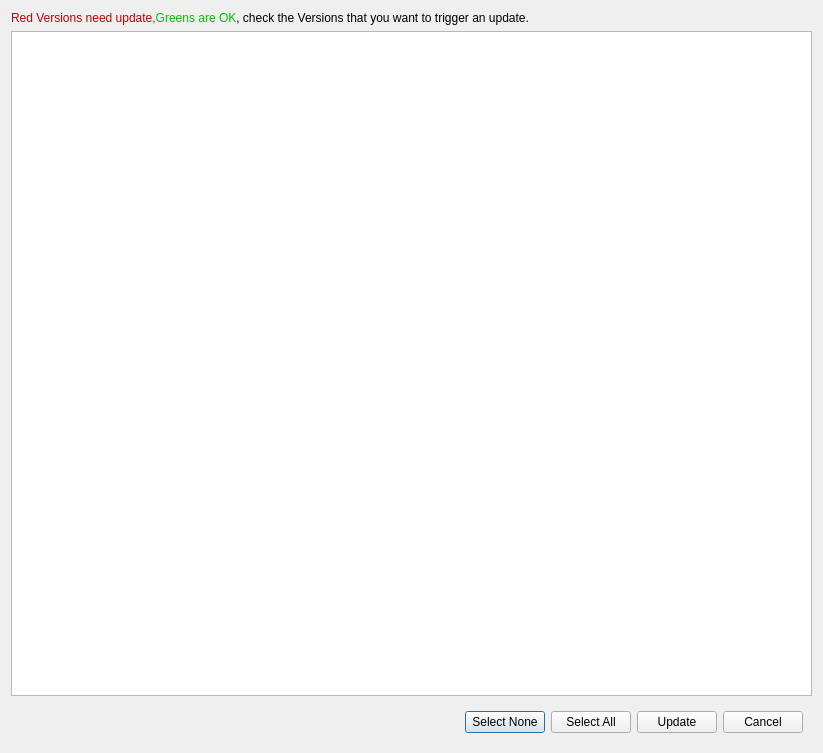
This is anima/ui/ui_files/version_updater.ui in eoyilmaz/anima as Qt 5 draws it before an edit. The edited form follows.
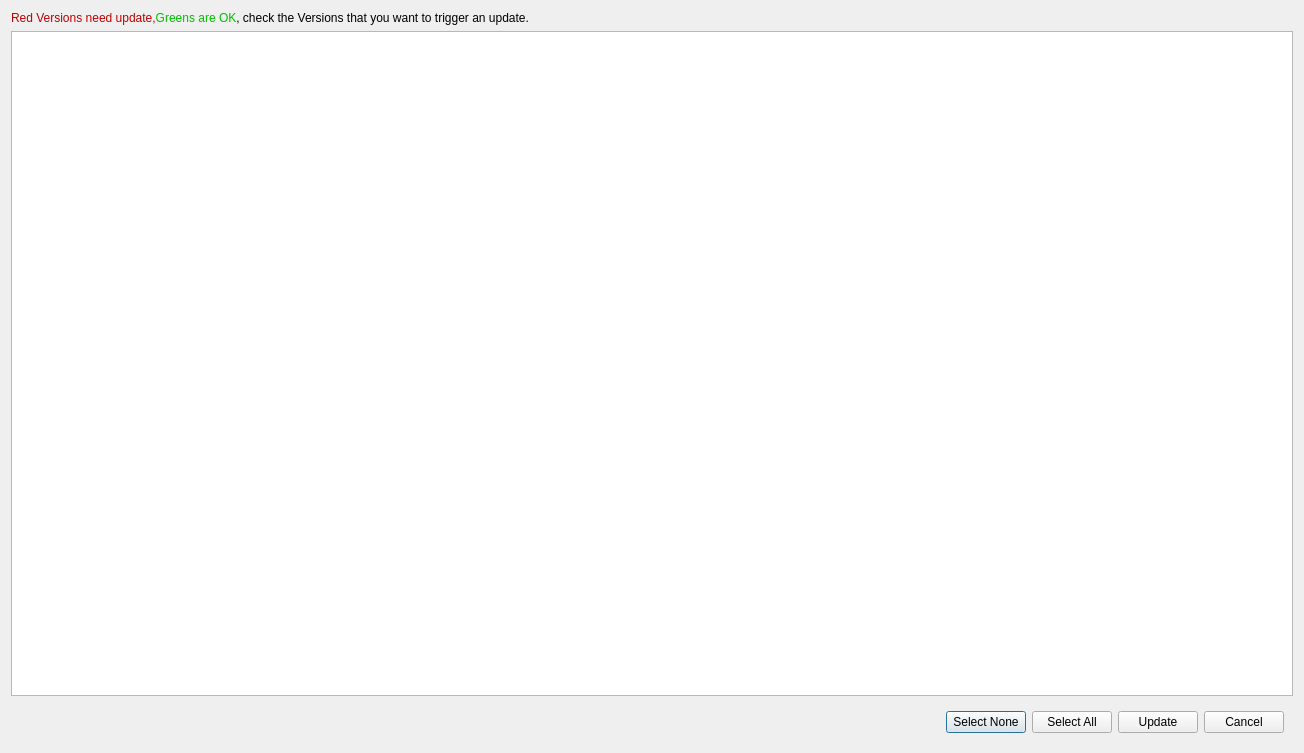
This is the edited form.

```diff
--- a/anima/ui/ui_files/version_updater.ui
+++ b/anima/ui/ui_files/version_updater.ui
@@ -9,7 +9,7 @@
    <rect>
     <x>0</x>
     <y>0</y>
-    <width>823</width>
+    <width>1304</width>
     <height>753</height>
    </rect>
   </property>
```
